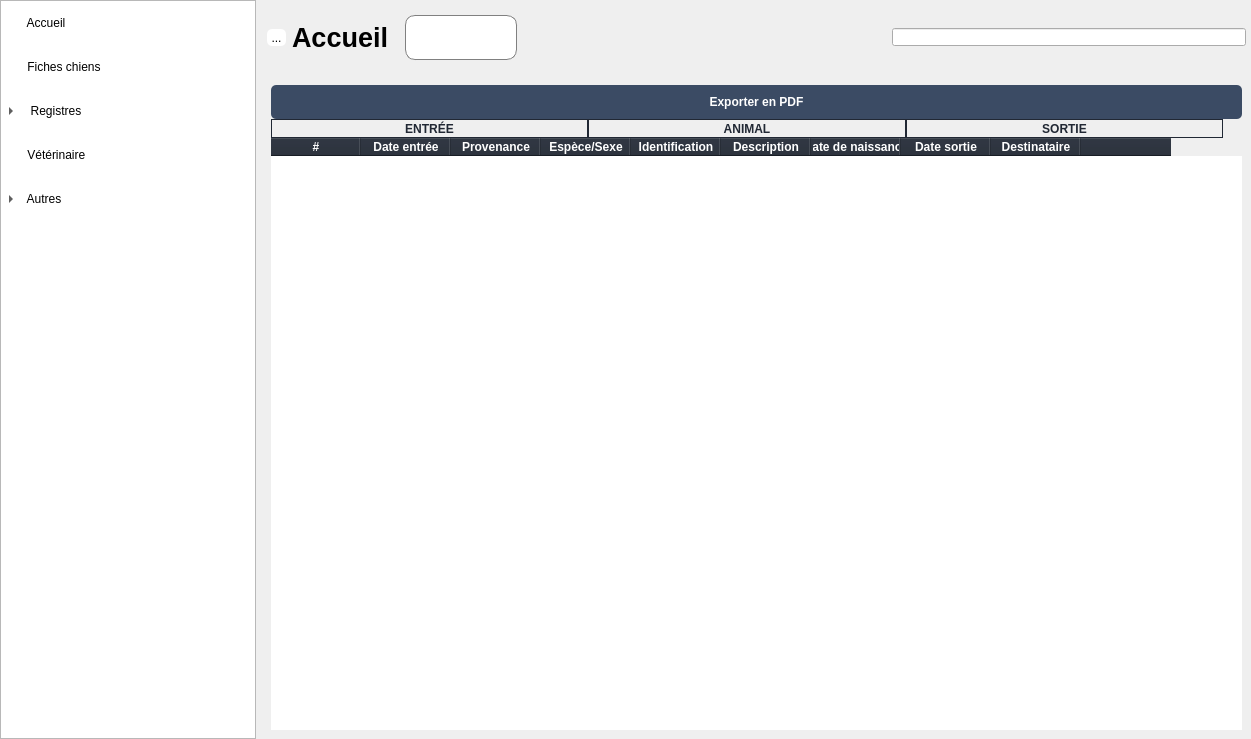
ArtAuc/mkrescue, file mainwindow.ui: the form before one commit.
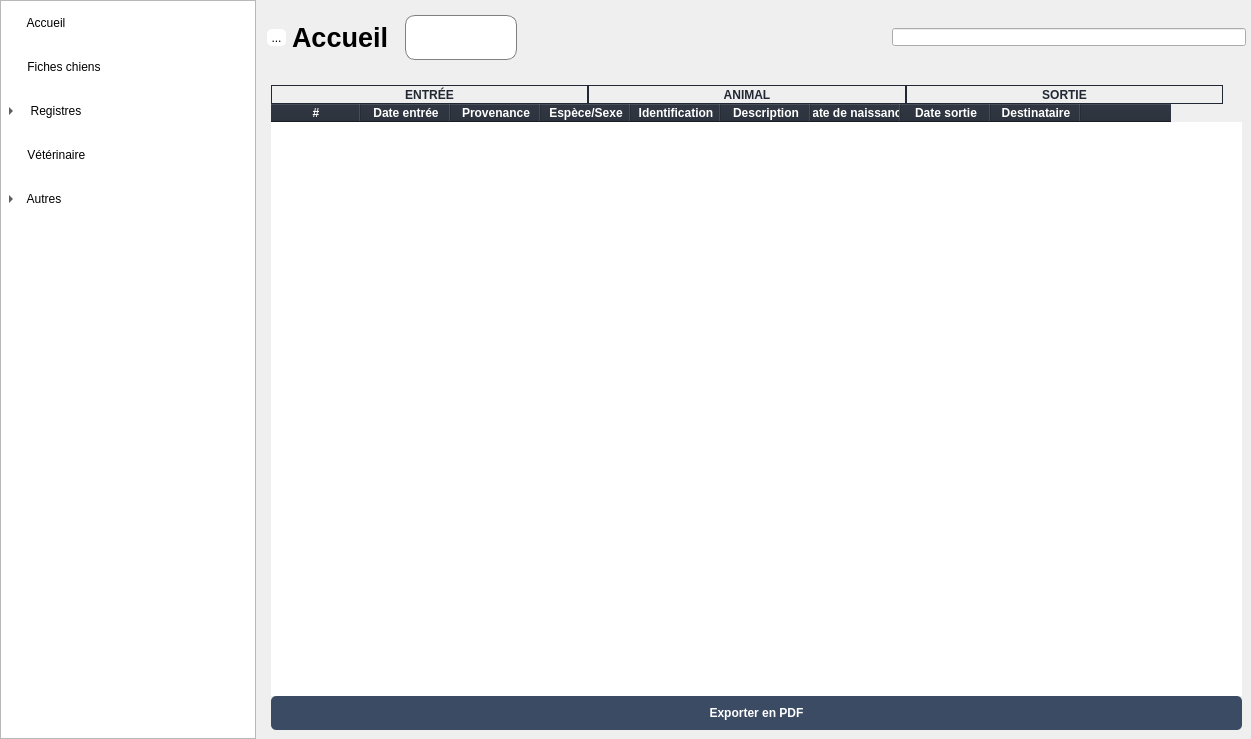
The form after the commit. The open tabs and pages were chosen to show the change. Icons and pictures are not drawn. Custom widgets are drawn as their Qt base class.

What changed in the file:
```diff
--- a/mainwindow.ui
+++ b/mainwindow.ui
@@ -1150,13 +1150,6 @@
           <property name="spacing">
            <number>0</number>
           </property>
-          <item>
-           <widget class="QPushButton" name="exportCareButton">
-            <property name="text">
-             <string>Exporter en PDF</string>
-            </property>
-           </widget>
-          </item>
           <item>
            <layout class="QHBoxLayout" name="careLabelLayout">
             <property name="spacing">
@@ -1341,6 +1334,13 @@
             </column>
            </widget>
           </item>
+          <item>
+           <widget class="QPushButton" name="exportCareButton">
+            <property name="text">
+             <string>Exporter en PDF</string>
+            </property>
+           </widget>
+          </item>
          </layout>
         </widget>
         <widget class="Registry" name="redListPage">
```
Left out of the diff: 3 changed lines with no effect on the pictures.
